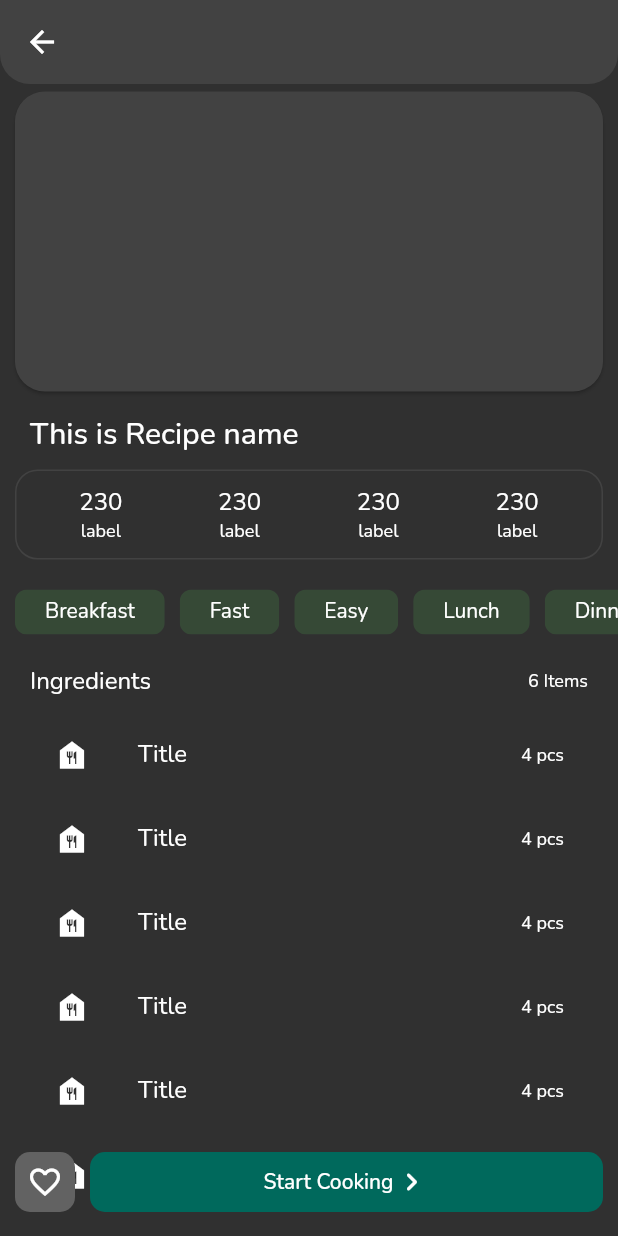
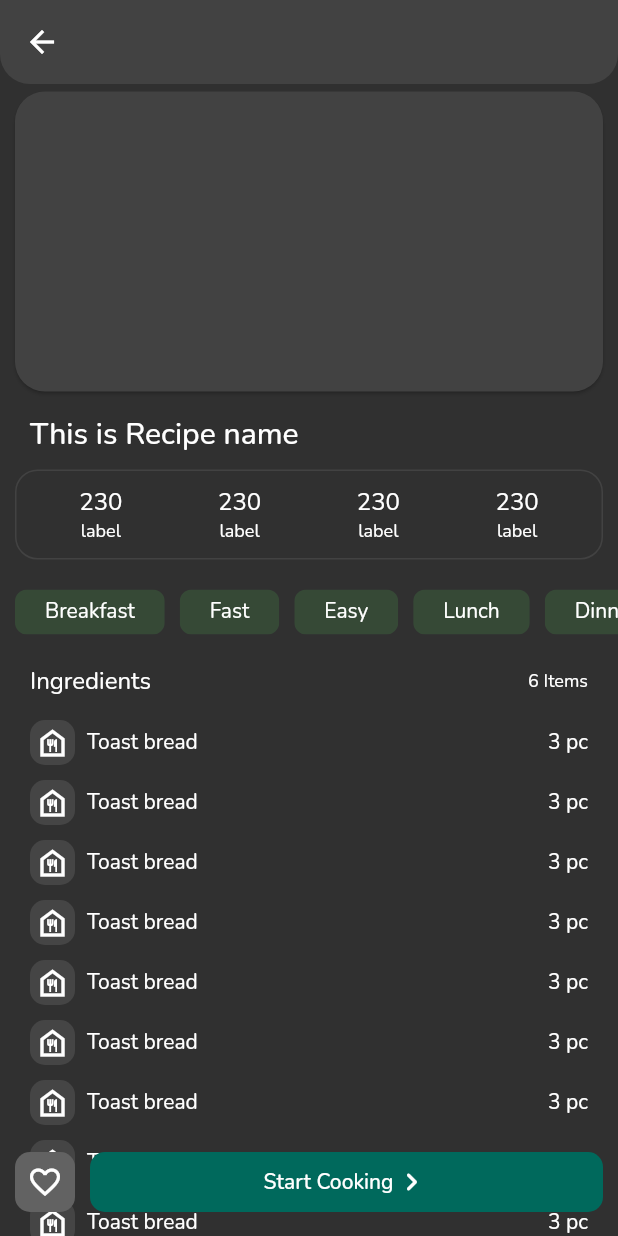
Before and after one commit to santoshakil/recipe_ir, a Flutter app: the RecipeView screen opened directly, on a phone screen of 412 x 824 dp. Run offline on Flutter 3.47's test engine with Material 2 defaults, Android fonts, the phone set to English and light mode, and no system bars; our stand-ins replace google_fonts; generated files the repository leaves out were written again.

Commit message:
Ingredient tile

```diff
--- a/lib/src/screens/recipe/components/ingredients.dart
+++ b/lib/src/screens/recipe/components/ingredients.dart
@@ -1,6 +1,4 @@
 import 'package:flutter/material.dart';
-
-import '../../../util/theme/theme.dart';
 
 class RecipeIngredients extends StatelessWidget {
   const RecipeIngredients({super.key});
@@ -22,10 +20,31 @@ class IngredientTile extends StatelessWidget {
 
   @override
   Widget build(BuildContext context) {
-    return ListTile(
-      leading: const Icon(Icons.food_bank),
-      title: const Text('Title'),
-      trailing: Text('4 pcs', style: theme.textTheme.labelMedium),
+    return Padding(
+      padding: const EdgeInsets.symmetric(vertical: 5),
+      child: Row(children: [
+        ClipRRect(
+          borderRadius: BorderRadius.circular(10),
+          child: const ColoredBox(
+            color: Colors.white10,
+            child: Padding(
+              padding: EdgeInsets.all(3),
+              child: Icon(Icons.food_bank_outlined),
+            ),
+          ),
+        ),
+        const Expanded(
+          child: Padding(
+            padding: EdgeInsets.symmetric(horizontal: 8),
+            child: Text(
+              'Toast bread',
+              maxLines: 1,
+              overflow: TextOverflow.ellipsis,
+            ),
+          ),
+        ),
+        const Text('3 pc'),
+      ]),
     );
   }
 }
```
